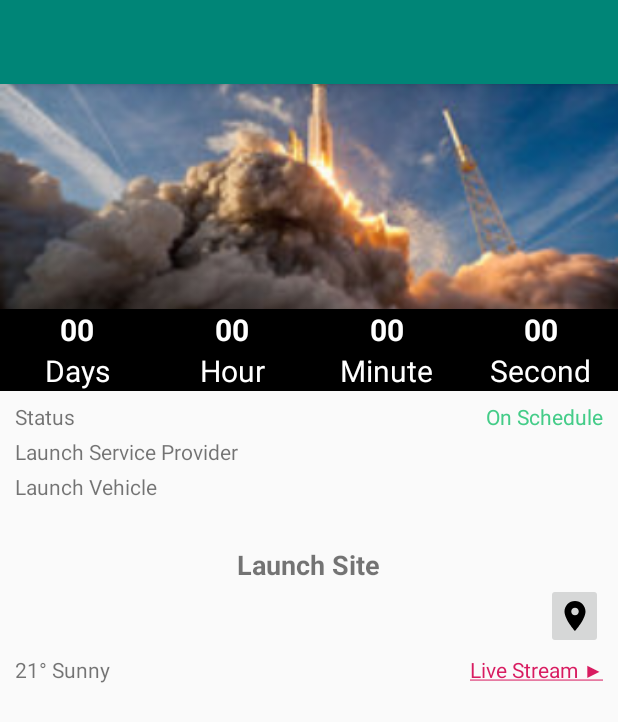
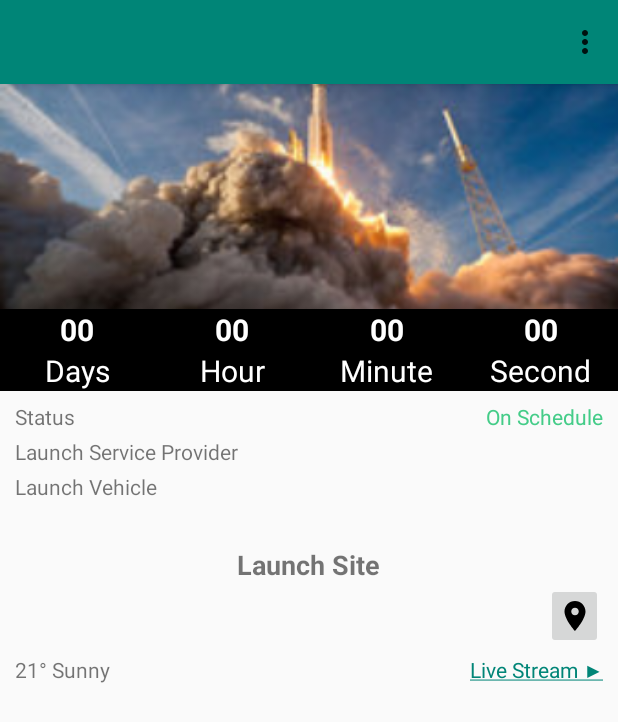
Before and after one commit to petrasonic/launch-now-android, an Android app: the DetailedLaunchActivity screen opened directly, with no data from a screen before it, on a phone screen of 412 x 824 dp. Shown: the top 722 px of the screen. Run offline under Robolectric (Android 15) with nearby library versions, the phone set to English and light mode, and no system bars; network calls fail; 1 statement that could not run was skipped.

Commit message:
Added action toolbar with some menu items.

```diff
--- a/app/src/main/AndroidManifest.xml
+++ b/app/src/main/AndroidManifest.xml
@@ -10,7 +10,7 @@
         android:label="Launch Now"
         android:roundIcon="@mipmap/ic_launcher_round"
         android:supportsRtl="true"
-        android:theme="@style/AppTheme">
+        android:theme="@style/Theme.AppCompat.Light.NoActionBar">
         <activity android:name=".SplashActivity">
             <intent-filter>
                 android:theme="@android:style/Theme.NoTitleBar.Fullscreen">
--- a/app/src/main/java/spaceappsottawa/launchnow/DetailedLaunchActivity.java
+++ b/app/src/main/java/spaceappsottawa/launchnow/DetailedLaunchActivity.java
@@ -5,8 +5,12 @@ import android.net.Uri;
 import android.os.Handler;
 import android.support.v7.app.AppCompatActivity;
 import android.os.Bundle;
+import android.support.v7.widget.Toolbar;
 import android.text.Html;
 import android.text.method.LinkMovementMethod;
+import android.view.Menu;
+import android.view.MenuInflater;
+import android.view.MenuItem;
 import android.view.View;
 import android.widget.ImageButton;
 import android.widget.LinearLayout;
@@ -79,7 +83,9 @@ public class DetailedLaunchActivity extends AppCompatActivity {
         super.onCreate(savedInstanceState);
         setContentView(R.layout.activity_detailed_launch);
 
-
+        Toolbar myToolbar = (Toolbar) findViewById(R.id.my_toolbar);
+        setSupportActionBar(myToolbar);
+        myToolbar.setTitleTextColor(getResources().getColor(android.R.color.white));
 
         // Retrieve data from the bundle:
         launchName = getIntent().getStringExtra("launch_name");
@@ -110,7 +116,6 @@ public class DetailedLaunchActivity extends AppCompatActivity {
         lspExists = getIntent().getBooleanExtra("lsp_exists", false);
         lspName = getIntent().getStringExtra("lsp_name");
         lspWikiURL = getIntent().getStringExtra("lsp_wiki_url");
-
 
 
         // Initialize the TextView variables.
@@ -157,7 +162,7 @@ public class DetailedLaunchActivity extends AppCompatActivity {
 
 
         // Add text to the text views accordingly.
-        switch(launchStatus) {
+        switch (launchStatus) {
             case 1:
                 launchStatusTextView.setText("On Schedule");
                 launchStatusTextView.setTextColor(getResources().getColor(android.R.color.holo_green_dark));
@@ -295,4 +300,31 @@ public class DetailedLaunchActivity extends AppCompatActivity {
         handler.postDelayed(runnable, 0);
     }
 
+    @Override
+    public boolean onCreateOptionsMenu(Menu menu) {
+        MenuInflater inflater = getMenuInflater();
+        inflater.inflate(R.menu.toolbar_menu, menu);
+
+        return true;
+    }
+
+    @Override
+    public boolean onOptionsItemSelected(MenuItem item) {
+        switch (item.getItemId()) {
+            case R.id.action_remind_me:
+                Toast.makeText(DetailedLaunchActivity.this, "Feature Coming Soon!", Toast.LENGTH_SHORT).show();
+                break;
+            case R.id.action_explore_twitter_feed: {
+                Toast.makeText(DetailedLaunchActivity.this, "Feature Coming Soon!", Toast.LENGTH_SHORT).show();
+                break;
+            }
+            case R.id.action_see_additional_weather_details: {
+                Toast.makeText(DetailedLaunchActivity.this, "Feature Coming Soon!", Toast.LENGTH_SHORT).show();
+                break;
+            }
+
+        }
+        return true;
+    }
+
 }
--- a/app/src/main/java/spaceappsottawa/launchnow/SplashActivity.java
+++ b/app/src/main/java/spaceappsottawa/launchnow/SplashActivity.java
@@ -2,7 +2,6 @@ package spaceappsottawa.launchnow;
 
 import android.content.Intent;
 import android.os.Handler;
-import android.support.v7.app.ActionBar;
 import android.support.v7.app.AppCompatActivity;
 import android.os.Bundle;
 
@@ -12,9 +11,6 @@ public class SplashActivity extends AppCompatActivity {
     protected void onCreate(Bundle savedInstanceState) {
         super.onCreate(savedInstanceState);
         setContentView(R.layout.activity_splash);
-
-        ActionBar actionBar = getSupportActionBar();
-        actionBar.hide();
 
         new Handler().postDelayed(new Runnable() {
             @Override
--- a/app/src/main/res/layout/activity_detailed_launch.xml
+++ b/app/src/main/res/layout/activity_detailed_launch.xml
@@ -1,10 +1,26 @@
 <?xml version="1.0" encoding="utf-8"?>
-<ScrollView xmlns:android="http://schemas.android.com/apk/res/android"
+<LinearLayout xmlns:android="http://schemas.android.com/apk/res/android"
+    xmlns:app="http://schemas.android.com/apk/res-auto"
     xmlns:tools="http://schemas.android.com/tools"
     android:layout_width="match_parent"
+    android:orientation="vertical"
     android:layout_height="match_parent"
-    android:orientation="vertical"
     tools:context=".DetailedLaunchActivity">
+
+    <android.support.v7.widget.Toolbar
+        android:id="@+id/my_toolbar"
+        android:layout_width="match_parent"
+        android:layout_height="?attr/actionBarSize"
+        android:titleTextColor="@android:color/white"
+        android:background="@color/colorPrimary"
+        android:elevation="4dp"
+        android:theme="@style/ThemeOverlay.AppCompat.ActionBar"
+        app:popupTheme="@style/ThemeOverlay.AppCompat.Light"/>
+
+    <ScrollView
+        android:layout_width="match_parent"
+        android:layout_height="match_parent"
+        android:orientation="vertical">
 
         <LinearLayout
             android:layout_width="match_parent"
@@ -15,12 +31,14 @@
                 android:layout_width="match_parent"
                 android:layout_height="wrap_content"
                 android:orientation="vertical">
+
                 <ImageView
                     android:layout_width="match_parent"
                     android:layout_height="wrap_content"
                     android:scaleType="centerCrop"
-                android:src="@drawable/launch_sm"/>
+                    android:src="@drawable/launch_sm" />
             </LinearLayout>
+
             <LinearLayout
                 android:layout_width="match_parent"
                 android:layout_height="wrap_content"
@@ -166,70 +184,79 @@
             <LinearLayout
                 android:layout_width="match_parent"
                 android:layout_height="wrap_content"
-            android:orientation="vertical"
                 android:layout_marginLeft="10dp"
+                android:layout_marginTop="7dp"
                 android:layout_marginRight="10dp"
-            android:layout_marginTop="7dp">
+                android:orientation="vertical">
+
                 <LinearLayout
                     android:layout_width="match_parent"
                     android:layout_height="wrap_content"
                     android:orientation="horizontal"
                     android:weightSum="1.0">
+
                     <TextView
                         android:layout_width="0dip"
                         android:layout_height="wrap_content"
                         android:layout_weight=".5"
-                    android:text="Status"/>
+                        android:text="Status" />
+
                     <TextView
                         android:id="@+id/detailed_launch_status_textView"
                         android:layout_width="0dip"
                         android:layout_height="wrap_content"
                         android:layout_weight=".5"
+                        android:gravity="right"
                         android:text="On Schedule"
-                    android:textColor="#4C8"
-                    android:gravity="right"/>
+                        android:textColor="#4C8" />
                 </LinearLayout>
+
                 <LinearLayout
                     android:layout_width="match_parent"
                     android:layout_height="wrap_content"
+                    android:layout_marginTop="4dp"
                     android:orientation="horizontal"
-                android:weightSum="1.0"
-                android:layout_marginTop="4dp">
+                    android:weightSum="1.0">
+
                     <TextView
                         android:layout_width="0dip"
                         android:layout_height="wrap_content"
                         android:layout_weight=".5"
-                    android:text="Launch Service Provider"/>
+                        android:text="Launch Service Provider" />
+
                     <TextView
                         android:id="@+id/detailed_lsp_name_textView"
                         android:layout_width="0dip"
                         android:layout_height="wrap_content"
                         android:layout_weight=".5"
+                        android:gravity="right"
+                        android:linksClickable="true"
                         android:text="SpaceX"
-                    android:textColor="#08C"
-                    android:linksClickable="true"
-                    android:gravity="right"/>
+                        android:textColor="#08C" />
                 </LinearLayout>
+
                 <LinearLayout
                     android:layout_width="match_parent"
                     android:layout_height="wrap_content"
+                    android:layout_marginTop="4dp"
                     android:orientation="horizontal"
-                android:weightSum="1.0"
-                android:layout_marginTop="4dp">
+                    android:weightSum="1.0">
+
                     <TextView
                         android:layout_width="0dip"
                         android:layout_height="wrap_content"
                         android:layout_weight=".5"
-                    android:text="Launch Vehicle"/>
+                        android:text="Launch Vehicle" />
+
                     <TextView
                         android:id="@+id/detailed_rocket_name_textView"
                         android:layout_width="0dip"
                         android:layout_height="wrap_content"
                         android:layout_weight=".5"
+                        android:gravity="right"
+                        android:linksClickable="true"
                         android:text="Falcon 9 Heavy"
-                    android:linksClickable="true"
-                    android:textColor="#08C"
-                    android:gravity="right"/>
+                        android:textColor="#08C" />
                 </LinearLayout>
 
 
@@ -243,11 +270,11 @@
                         android:id="@+id/detailed_launch_label_textView"
                         android:layout_width="wrap_content"
                         android:layout_height="wrap_content"
+                        android:layout_gravity="center"
                         android:gravity="start|center"
+                        android:text="Launch Site"
                         android:textSize="8pt"
-                    android:layout_gravity="center"
-                    android:text="Launch Site"
-                    android:textStyle="bold"/>
+                        android:textStyle="bold" />
 
                     <LinearLayout
                         android:layout_width="match_parent"
@@ -258,8 +285,9 @@
                         <LinearLayout
                             android:layout_width="match_parent"
                             android:layout_height="wrap_content"
-                        android:orientation="vertical"
-                        android:layout_weight=".8">
+                            android:layout_weight=".8"
+                            android:orientation="vertical">
+
                             <TextView
                                 android:id="@+id/detailed_location_name_textView"
                                 android:layout_width="wrap_content"
@@ -271,39 +299,42 @@
                                 android:id="@+id/detailed_pad_agency_textView"
                                 android:layout_width="wrap_content"
                                 android:layout_height="wrap_content"
+                                android:layout_marginTop="4dp"
                                 android:gravity="start"
-                            android:text="Agency"
-                            android:layout_marginTop="4dp"/>
+                                android:text="Agency" />
                         </LinearLayout>
+
                         <ImageButton
                             android:id="@+id/map_image_button"
                             android:layout_width="wrap_content"
                             android:layout_height="wrap_content"
                             android:layout_weight=".2"
-                        android:src="@drawable/baseline_location_on_24"/>
+                            android:src="@drawable/baseline_location_on_24" />
 
                     </LinearLayout>
 
                     <LinearLayout
                         android:layout_width="match_parent"
                         android:layout_height="wrap_content"
+                        android:layout_marginTop="4dp"
                         android:orientation="horizontal"
-                    android:weightSum="1.0"
-                    android:layout_marginTop="4dp">
+                        android:weightSum="1.0">
+
                         <TextView
                             android:layout_width="0dip"
                             android:layout_height="wrap_content"
                             android:layout_weight=".5"
                             android:text="21° Sunny" />
+
                         <TextView
                             android:id="@+id/detailed_launch_vid_url_textView"
                             android:layout_width="0dip"
                             android:layout_height="wrap_content"
                             android:layout_weight=".5"
                             android:gravity="right"
-                        android:textColor="#08C"
                             android:linksClickable="true"
-                        android:text="Watch Live ▶️" />
+                            android:text="Watch Live ▶️"
+                            android:textColor="#08C" />
                     </LinearLayout>
                 </LinearLayout>
 
@@ -311,45 +342,46 @@
 
             <LinearLayout
                 android:id="@+id/mission_linear_layout"
-            android:layout_marginTop="20dp"
                 android:layout_width="match_parent"
                 android:layout_height="wrap_content"
-            android:orientation="vertical"
                 android:layout_marginLeft="10dp"
-            android:layout_marginRight="10dp">
+                android:layout_marginTop="20dp"
+                android:layout_marginRight="10dp"
+                android:orientation="vertical">
 
                 <TextView
                     android:id="@+id/detailed_mission_label_textView"
                     android:layout_width="wrap_content"
                     android:layout_height="wrap_content"
+                    android:layout_gravity="center"
                     android:gravity="start|center"
+                    android:text="Mission"
                     android:textSize="8pt"
-                android:layout_gravity="center"
-                android:text="Mission"
-                android:textStyle="bold"/>
+                    android:textStyle="bold" />
 
                 <LinearLayout
                     android:layout_width="match_parent"
                     android:layout_height="wrap_content"
                     android:orientation="horizontal"
                     android:weightSum="1.0">
+
                     <TextView
                         android:id="@+id/detailed_mission_name_textView"
                         android:layout_width="wrap_content"
                         android:layout_height="wrap_content"
+                        android:layout_weight=".5"
                         android:gravity="start"
                         android:text="Mision Name"
-                    android:layout_weight=".5"
-                    android:textStyle="bold"/>
+                        android:textStyle="bold" />
 
                     <TextView
                         android:id="@+id/detailed_mission_type_name_textView"
                         android:layout_width="wrap_content"
                         android:layout_height="wrap_content"
+                        android:layout_weight=".5"
                         android:gravity="right"
                         android:text="Mission Type"
-                    android:textColor="#B0B0B0"
-                    android:layout_weight=".5"/>
+                        android:textColor="#B0B0B0" />
                 </LinearLayout>
 
 
@@ -357,42 +389,43 @@
                     android:id="@+id/detailed_mission_description_textView"
                     android:layout_width="wrap_content"
                     android:layout_height="wrap_content"
+                    android:layout_marginTop="4dp"
                     android:gravity="start"
-                android:text="Mision Description"
-                android:layout_marginTop="4dp"/>
+                    android:text="Mision Description" />
 
                 <!--Should say Read More and link to wiki page-->
                 <TextView
                     android:id="@+id/detailed_mission_wiki_url_textView"
                     android:layout_width="wrap_content"
                     android:layout_height="wrap_content"
+                    android:layout_marginTop="4dp"
                     android:gravity="start"
-                android:text="Read More"
-                android:layout_marginTop="4dp"/>
+                    android:text="Read More" />
 
                 <LinearLayout
                     android:id="@+id/payloads_linear_layout"
-                android:layout_marginTop="10dp"
                     android:layout_width="match_parent"
                     android:layout_height="wrap_content"
+                    android:layout_marginTop="10dp"
                     android:orientation="horizontal"
                     android:weightSum="1.0">
+
                     <TextView
                         android:layout_width="wrap_content"
                         android:layout_height="wrap_content"
+                        android:layout_weight=".5"
                         android:gravity="start"
                         android:text="Payloads"
-                    android:layout_weight=".5"
-                    android:textStyle="bold"/>
+                        android:textStyle="bold" />
 
                     <TextView
                         android:id="@+id/detailed_mission_payloads_textView"
                         android:layout_width="wrap_content"
                         android:layout_height="wrap_content"
+                        android:layout_weight=".5"
                         android:gravity="right"
                         android:text="Mission Payloads"
-                    android:textColor="#B0B0B0"
-                    android:layout_weight=".5"/>
+                        android:textColor="#B0B0B0" />
                 </LinearLayout>
 
             </LinearLayout>
@@ -400,3 +433,5 @@
         </LinearLayout>
 
     </ScrollView>
+
+</LinearLayout>
--- /dev/null
+++ b/app/src/main/res/menu/toolbar_menu.xml
@@ -0,0 +1,24 @@
+<?xml version="1.0" encoding="utf-8"?>
+<menu
+    xmlns:android="http://schemas.android.com/apk/res/android"
+    xmlns:app="http://schemas.android.com/apk/res-auto"
+    xmlns:tools="http://schemas.android.com/tools"
+    tools:context=".activity.MainActivity">
+
+    <item
+        android:id="@+id/action_remind_me"
+        android:title="Remind Me of this Launch"
+        app:showAsAction="never"/>
+
+    <item
+        android:id="@+id/action_explore_twitter_feed"
+        android:title="Explore Twitter Feed"
+        app:showAsAction="never"/>
+
+    <item
+        android:id="@+id/action_see_additional_weather_details"
+        android:title="See Additional Weather Details"
+        app:showAsAction="never"/>
+
+
+</menu>
```
Also changed, not shown: app/src/main/java/spaceappsottawa/launchnow/MainActivity.java (+31 -0 lines), app/src/main/res/layout/activity_main.xml (+13 -2 lines), app/src/main/res/menu/search_menu.xml (+16 -0 lines). Lines whose indentation alone changed are shown as unchanged.
